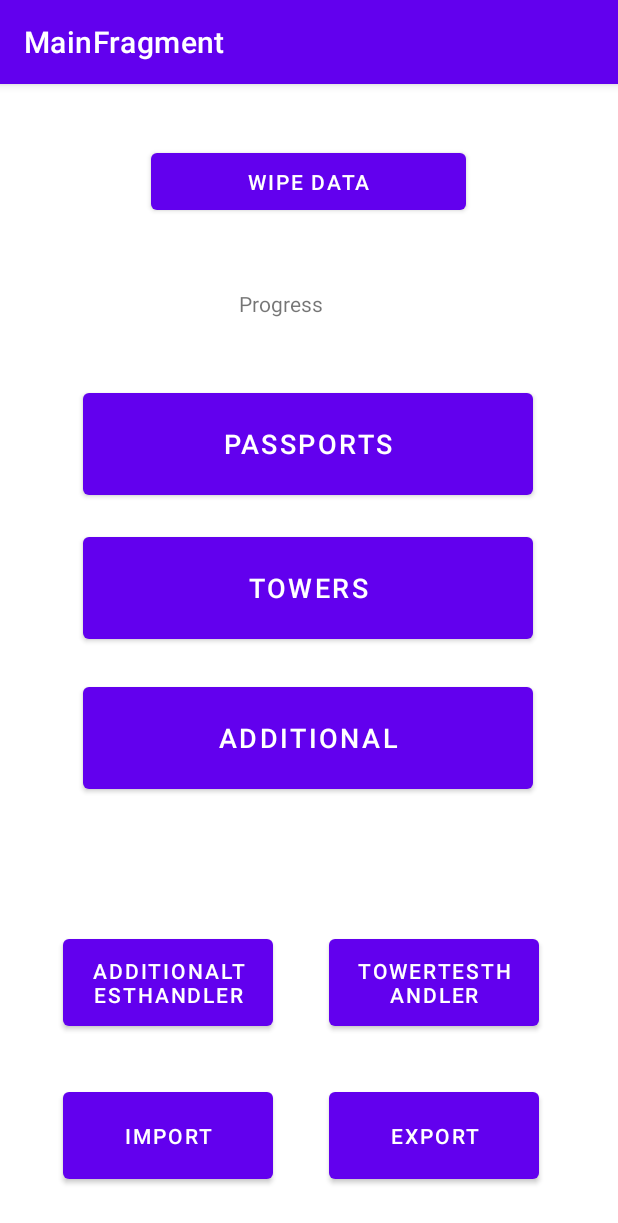
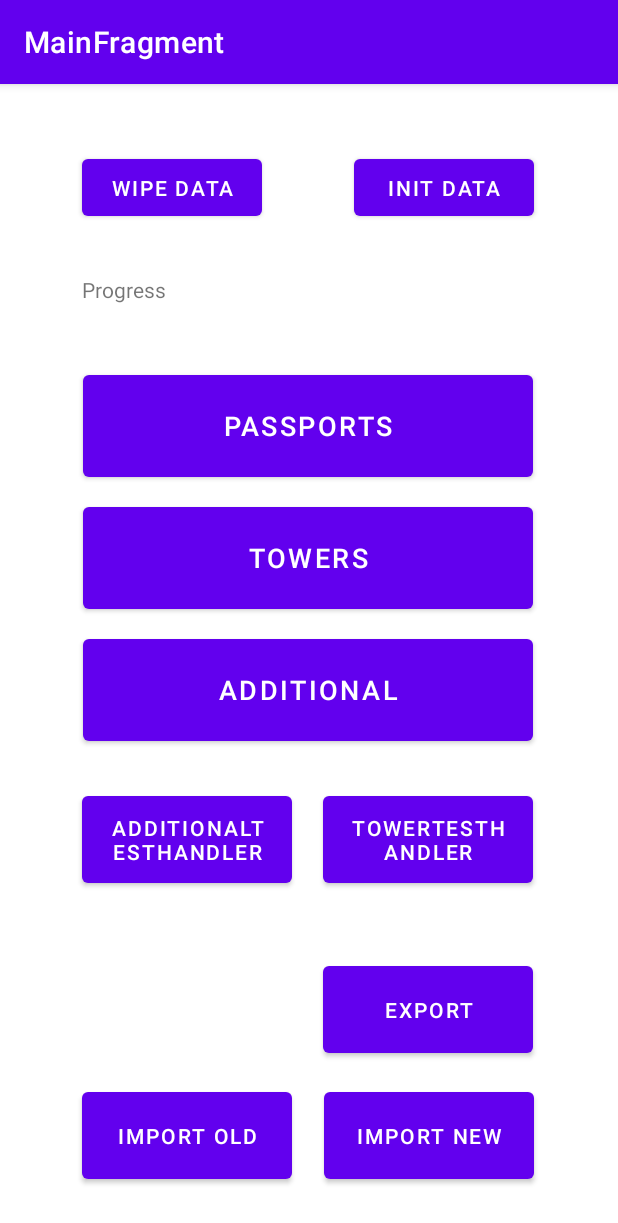
Before and after one commit to rough7sea/Passport-Module-Demo, an Android app: the screen it shows after launch (MainActivity), on a phone screen of 412 x 824 dp. Shown: the top 1223 px of the screen. Run offline under Robolectric (Android 15) with nearby library versions, the phone set to English and light mode, and no system bars; our stand-ins replace Room's generated code, navigation-ui; 1 statement that could not run was skipped.

Commit message:
- Fix export\import logic - Add more UI testing function - Rebuild UI - Small name changes in xml dto - Fill default constructors with null

```diff
--- a/app/src/main/java/com/example/myapplication/database/repository/CoordinateRepository.kt
+++ b/app/src/main/java/com/example/myapplication/database/repository/CoordinateRepository.kt
@@ -9,6 +9,8 @@ class CoordinateRepository(private val coordinateDAO: CoordinateDAO) {
     val allCoordinatesData: LiveData<List<Coordinate>> = coordinateDAO.getAll()
 
     fun addCoordinate(coordinate: Coordinate): Long = coordinateDAO.insert(coordinate)
+
+    fun addCoordinates(coordinates: List<Coordinate>) = coordinateDAO.insert(coordinates)
 
     fun updateCoordinate(coordinate: Coordinate){
         coordinateDAO.update(coordinate)
--- a/app/src/main/java/com/example/myapplication/database/repository/PassportRepository.kt
+++ b/app/src/main/java/com/example/myapplication/database/repository/PassportRepository.kt
@@ -10,6 +10,8 @@ class PassportRepository(private val passportDAO: PassportDAO) {
     val allPassportsData: LiveData<List<Passport>> = passportDAO.getAll()
 
     fun addPassport(passport: Passport): Long = passportDAO.insert(passport)
+
+    fun addPassports(passports: List<Passport>) = passportDAO.insert(passports)
 
     fun findPassportById(passport_id: Long) =  passportDAO.getById(passport_id)
 
--- a/app/src/main/java/com/example/myapplication/exchange/dto/FullSectionCertificate.kt
+++ b/app/src/main/java/com/example/myapplication/exchange/dto/FullSectionCertificate.kt
@@ -5,9 +5,9 @@ import org.simpleframework.xml.ElementList
 import org.simpleframework.xml.Path
 import org.simpleframework.xml.Root
 
-@Root(name = "SectionCertificate", strict = false)
+@Root(name = "FullSectionCertificate", strict = false)
 data class FullSectionCertificate(
-    @field:Element(name = "Header", required = true)
+    @field:Element(name = "Passport", required = true)
     var passport: XMLPassportDto? = null,
     @field:Path("Towers/[1]")
     @field:ElementList(inline = true, required = false)
--- a/app/src/main/java/com/example/myapplication/fragments/view/AdditionalViewModel.kt
+++ b/app/src/main/java/com/example/myapplication/fragments/view/AdditionalViewModel.kt
@@ -1,6 +1,7 @@
 package com.example.myapplication.fragments.view
 
 import android.app.Application
+import android.util.Log
 import androidx.lifecycle.AndroidViewModel
 import androidx.lifecycle.LiveData
 import androidx.lifecycle.viewModelScope
@@ -22,7 +23,7 @@ class AdditionalViewModel(application: Application) : AndroidViewModel(applicati
 
         readAllData.observeForever { it ->
             it.forEach {
-                println(it)
+                Log.i("TEST", it.toString())
             }
         }
 
--- a/app/src/main/java/com/example/myapplication/fragments/view/CoordinateViewModel.kt
+++ b/app/src/main/java/com/example/myapplication/fragments/view/CoordinateViewModel.kt
@@ -1,6 +1,7 @@
 package com.example.myapplication.fragments.view
 
 import android.app.Application
+import android.util.Log
 import androidx.lifecycle.AndroidViewModel
 import androidx.lifecycle.LiveData
 import androidx.lifecycle.viewModelScope
@@ -22,7 +23,7 @@ class CoordinateViewModel(application: Application) : AndroidViewModel(applicati
 
         readAllData.observeForever { it ->
             it.forEach {
-                println(it)
+                Log.i("TEST", it.toString())
             }
         }
     }
--- a/app/src/main/java/com/example/myapplication/fragments/view/PassportViewModel.kt
+++ b/app/src/main/java/com/example/myapplication/fragments/view/PassportViewModel.kt
@@ -1,6 +1,7 @@
 package com.example.myapplication.fragments.view
 
 import android.app.Application
+import android.util.Log
 import androidx.lifecycle.AndroidViewModel
 import androidx.lifecycle.LiveData
 import androidx.lifecycle.viewModelScope
@@ -22,7 +23,7 @@ class PassportViewModel(application: Application) : AndroidViewModel(application
 
         readAllData.observeForever { it ->
             it.forEach {
-                println(it)
+                Log.i("TEST", it.toString())
             }
         }
     }
--- a/app/src/main/java/com/example/myapplication/fragments/view/TowerViewModel.kt
+++ b/app/src/main/java/com/example/myapplication/fragments/view/TowerViewModel.kt
@@ -1,6 +1,7 @@
 package com.example.myapplication.fragments.view
 
 import android.app.Application
+import android.util.Log
 import androidx.lifecycle.AndroidViewModel
 import androidx.lifecycle.LiveData
 import androidx.lifecycle.viewModelScope
@@ -22,7 +23,7 @@ class TowerViewModel(application: Application) : AndroidViewModel(application){
 
         readAllData.observeForever { it ->
             it.forEach {
-                println(it)
+                Log.i("TEST", it.toString())
             }
         }
     }
--- a/app/src/main/res/layout/fragment_main.xml
+++ b/app/src/main/res/layout/fragment_main.xml
@@ -10,7 +10,7 @@
         android:id="@+id/passport_list_button"
         android:layout_width="300dp"
         android:layout_height="80dp"
-        android:layout_marginTop="200dp"
+        android:layout_marginTop="188dp"
         android:text="Passports"
         android:textSize="18sp"
         app:layout_constraintEnd_toEndOf="parent"
@@ -20,13 +20,25 @@
 
     <Button
         android:id="@+id/wipe_data_button"
-        android:layout_width="210dp"
+        android:layout_width="120dp"
         android:layout_height="50dp"
-        android:layout_marginTop="40dp"
+        android:layout_marginTop="44dp"
         android:text="Wipe Data"
         android:textSize="14sp"
         app:layout_constraintEnd_toEndOf="parent"
-        app:layout_constraintHorizontal_bias="0.497"
+        app:layout_constraintHorizontal_bias="0.188"
+        app:layout_constraintStart_toStartOf="parent"
+        app:layout_constraintTop_toTopOf="parent" />
+
+    <Button
+        android:id="@+id/init_data_button"
+        android:layout_width="120dp"
+        android:layout_height="50dp"
+        android:layout_marginTop="44dp"
+        android:text="Init Data"
+        android:textSize="14sp"
+        app:layout_constraintEnd_toEndOf="parent"
+        app:layout_constraintHorizontal_bias="0.808"
         app:layout_constraintStart_toStartOf="parent"
         app:layout_constraintTop_toTopOf="parent" />
 
@@ -34,7 +46,7 @@
         android:id="@+id/tower_list_button"
         android:layout_width="300dp"
         android:layout_height="80dp"
-        android:layout_marginTop="16dp"
+        android:layout_marginTop="8dp"
         android:text="Towers"
         android:textSize="18sp"
         app:layout_constraintEnd_toEndOf="parent"
@@ -46,7 +58,7 @@
         android:id="@+id/additional_list_button"
         android:layout_width="300dp"
         android:layout_height="80dp"
-        android:layout_marginTop="20dp"
+        android:layout_marginTop="8dp"
         android:text="Additional"
         android:textSize="18sp"
         app:layout_constraintEnd_toEndOf="parent"
@@ -59,10 +71,21 @@
         android:layout_width="140dp"
         android:layout_height="70dp"
         android:layout_marginBottom="32dp"
-        android:text="Import"
+        android:text="Import Old"
         app:layout_constraintBottom_toBottomOf="parent"
         app:layout_constraintEnd_toEndOf="parent"
-        app:layout_constraintHorizontal_bias="0.154"
+        app:layout_constraintHorizontal_bias="0.202"
+        app:layout_constraintStart_toStartOf="parent" />
+
+    <Button
+        android:id="@+id/import_button2"
+        android:layout_width="140dp"
+        android:layout_height="70dp"
+        android:layout_marginBottom="32dp"
+        android:text="Import New"
+        app:layout_constraintBottom_toBottomOf="parent"
+        app:layout_constraintEnd_toEndOf="parent"
+        app:layout_constraintHorizontal_bias="0.793"
         app:layout_constraintStart_toStartOf="parent" />
 
     <Button
@@ -72,10 +95,10 @@
         android:text="TowerTestHandler"
         app:layout_constraintBottom_toTopOf="@+id/import_button"
         app:layout_constraintEnd_toEndOf="parent"
-        app:layout_constraintHorizontal_bias="0.415"
+        app:layout_constraintHorizontal_bias="0.263"
         app:layout_constraintStart_toEndOf="@+id/additional_handler_test_button"
         app:layout_constraintTop_toBottomOf="@+id/additional_list_button"
-        app:layout_constraintVertical_bias="0.736" />
+        app:layout_constraintVertical_bias="0.161" />
 
     <Button
         android:id="@+id/additional_handler_test_button"
@@ -84,20 +107,20 @@
         android:text="AdditionalTestHandler"
         app:layout_constraintBottom_toTopOf="@+id/import_button"
         app:layout_constraintEnd_toEndOf="parent"
-        app:layout_constraintHorizontal_bias="0.154"
+        app:layout_constraintHorizontal_bias="0.202"
         app:layout_constraintStart_toStartOf="parent"
         app:layout_constraintTop_toBottomOf="@+id/additional_list_button"
-        app:layout_constraintVertical_bias="0.736" />
+        app:layout_constraintVertical_bias="0.161" />
 
     <Button
         android:id="@+id/export_button"
         android:layout_width="140dp"
         android:layout_height="70dp"
-        android:layout_marginBottom="32dp"
+        android:layout_marginBottom="116dp"
         android:text="Export"
         app:layout_constraintBottom_toBottomOf="parent"
         app:layout_constraintEnd_toEndOf="parent"
-        app:layout_constraintHorizontal_bias="0.415"
+        app:layout_constraintHorizontal_bias="0.263"
         app:layout_constraintStart_toEndOf="@+id/import_button" />
 
     <TextView
@@ -107,8 +130,9 @@
         android:text="Progress"
         app:layout_constraintBottom_toBottomOf="parent"
         app:layout_constraintEnd_toEndOf="parent"
+        app:layout_constraintHorizontal_bias="0.172"
         app:layout_constraintStart_toStartOf="parent"
         app:layout_constraintTop_toTopOf="parent"
-        app:layout_constraintVertical_bias="0.187" />
+        app:layout_constraintVertical_bias="0.174" />
 
 </androidx.constraintlayout.widget.ConstraintLayout>
```
Also changed, not shown: app/src/main/java/com/example/myapplication/database/entity/Passport.kt (+14 -14 lines), app/src/main/java/com/example/myapplication/database/entity/Tower.kt (+19 -19 lines), app/src/main/java/com/example/myapplication/exchange/impl/ExportFileManagerImpl.kt (+6 -40 lines), app/src/main/java/com/example/myapplication/exchange/impl/ImportFileManagerImpl.kt (+23 -11 lines), app/src/main/java/com/example/myapplication/fragments/AdditionalHandlerTestFragment.kt (+0 -13 lines), app/src/main/java/com/example/myapplication/fragments/MainFragment.kt (+86 -21 lines).
